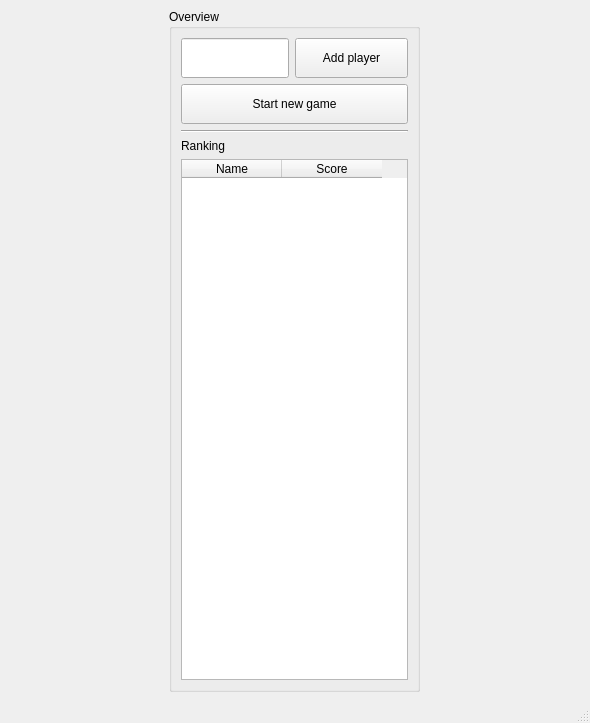
This is scoreboard.ui in wese3112/ScoreBoard as Qt 5 draws it before an edit. The edited form follows.
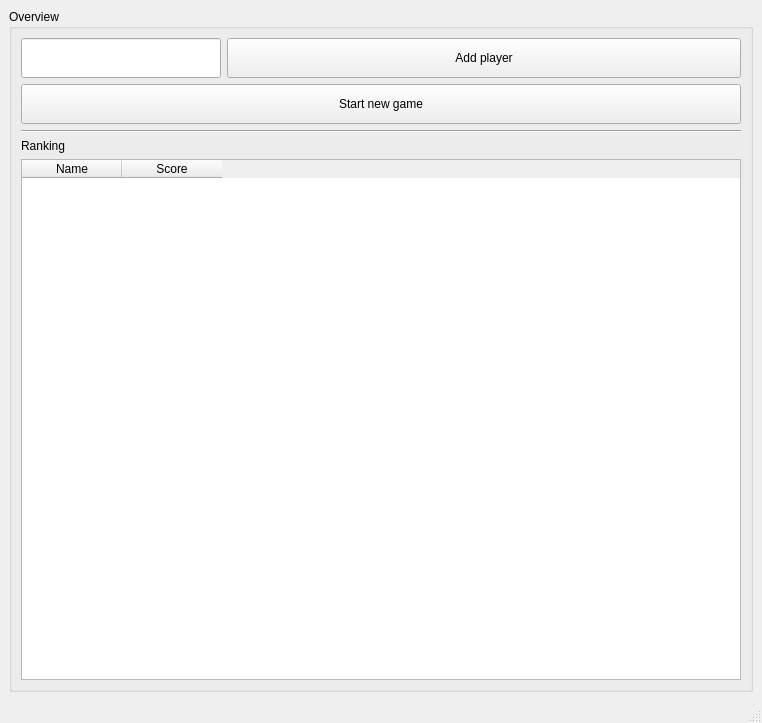
This is the edited form.

Diff of the .ui file:
```diff
--- a/scoreboard.ui
+++ b/scoreboard.ui
@@ -6,7 +6,7 @@
    <rect>
     <x>0</x>
     <y>0</y>
-    <width>590</width>
+    <width>762</width>
     <height>723</height>
    </rect>
   </property>
@@ -19,13 +19,13 @@
      <widget class="QGroupBox" name="groupBox">
       <property name="minimumSize">
        <size>
-        <width>251</width>
+        <width>0</width>
         <height>0</height>
        </size>
       </property>
       <property name="maximumSize">
        <size>
-        <width>251</width>
+        <width>16777215</width>
         <height>16777215</height>
        </size>
       </property>
@@ -42,7 +42,7 @@
           <widget class="QLineEdit" name="ledPlayerName">
            <property name="minimumSize">
             <size>
-             <width>0</width>
+             <width>200</width>
              <height>40</height>
             </size>
            </property>
```
Left out of the diff: 2 changed lines with no effect on the pictures.
